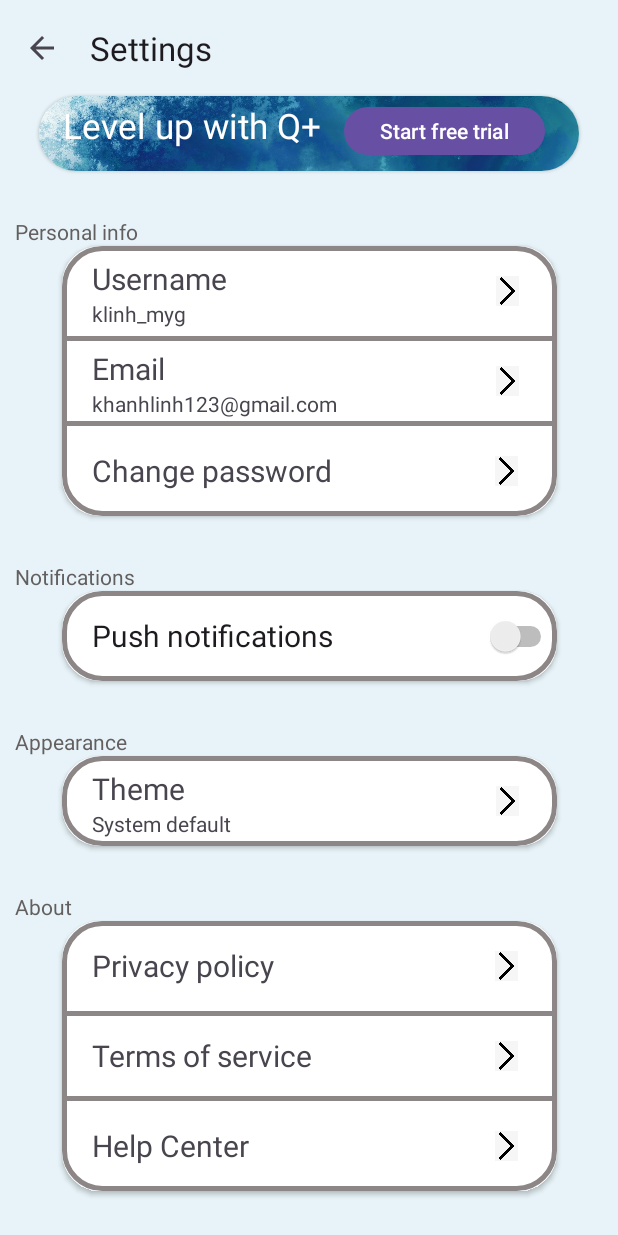
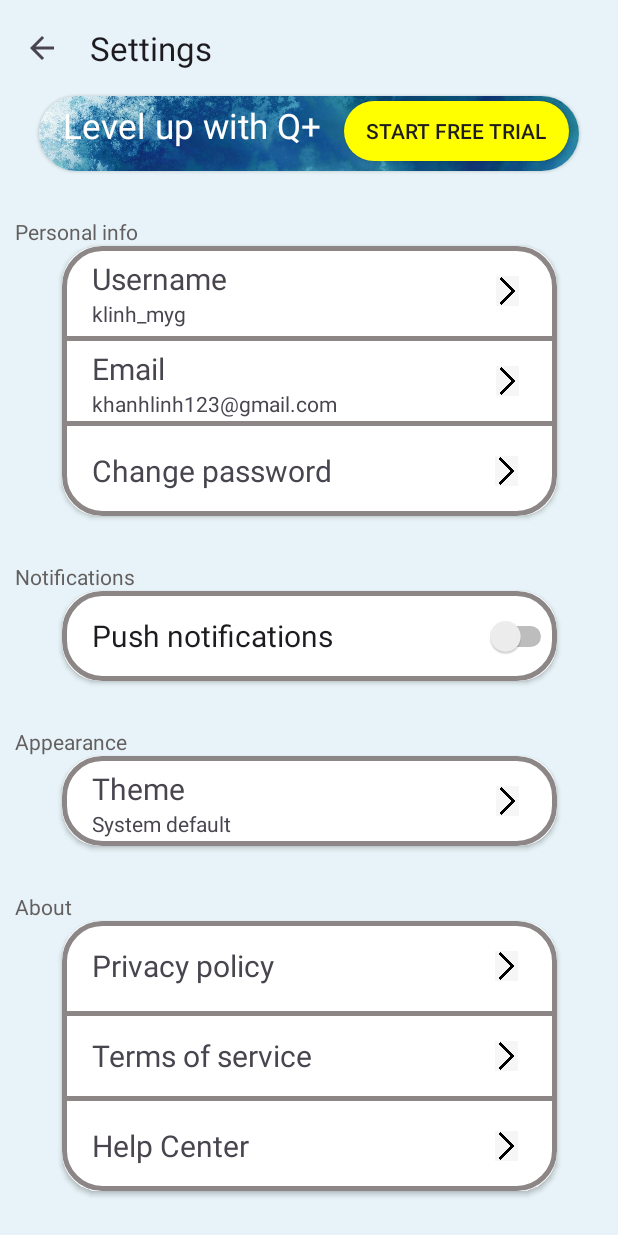
Before and after one commit to LeManhT/AppQuizlet, an Android app: the Settings screen opened directly, with no data from a screen before it, on a phone screen of 412 x 824 dp. Run offline under Robolectric (Android 15) with nearby library versions, the phone set to English and light mode, and no system bars; Roboto replaces fonts that are not available here.

Commit message:
new code

```diff
--- a/app/src/main/res/layout/activity_settings.xml
+++ b/app/src/main/res/layout/activity_settings.xml
@@ -59,7 +59,8 @@
                     android:textColor="#FFFFFF"
                     android:textSize="23sp" />
 
-                <Button
+                <androidx.appcompat.widget.AppCompatButton
+                    android:background="@drawable/profile_upgrade_btn"
                     android:id="@+id/button3"
                     android:layout_width="wrap_content"
                     android:layout_height="40dp"
```
